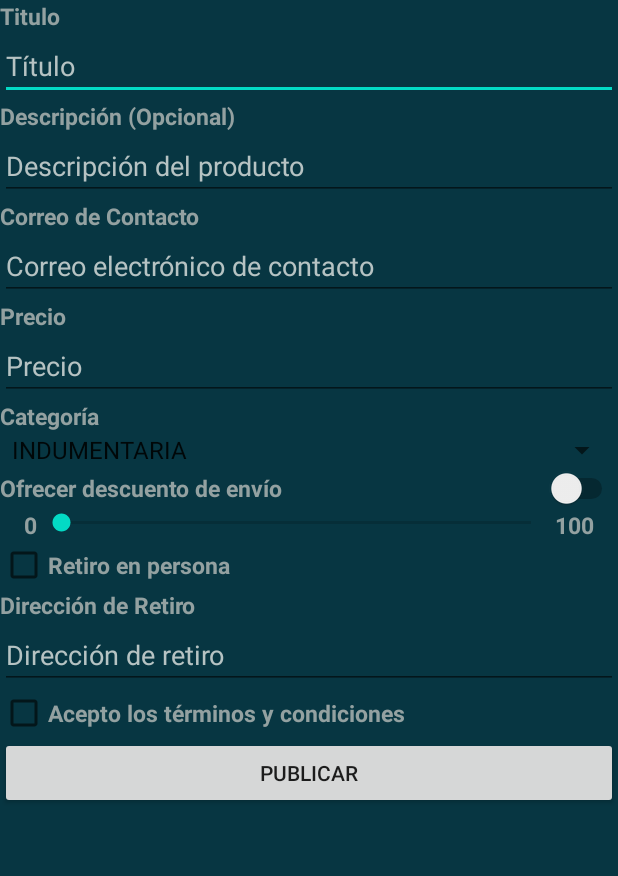
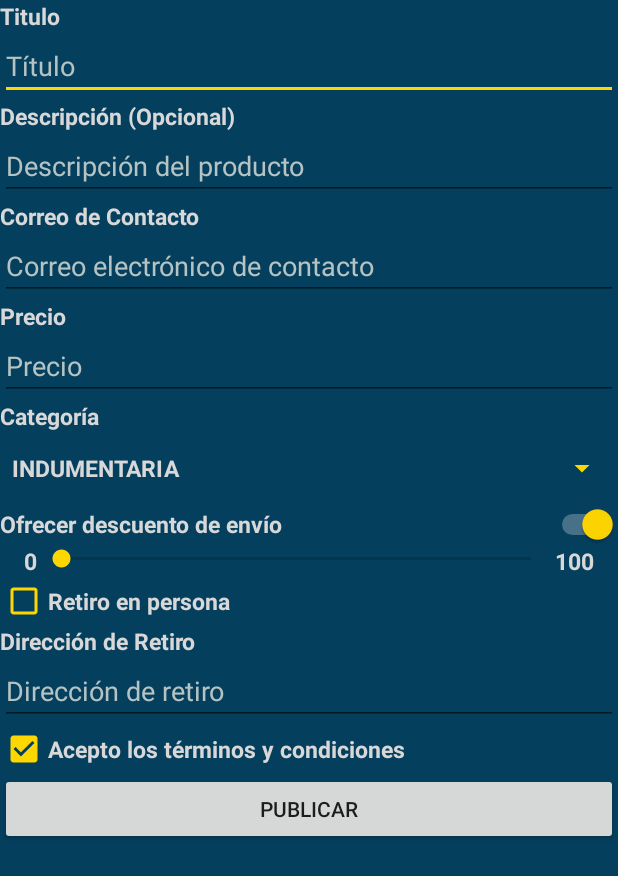
Before and after one commit to MartEsc/AppTPNro1, an Android app: the screen it shows after launch (MainActivity), after a tap on "PUBLICAR", on a phone screen of 412 x 824 dp. Shown: the top 876 px of the screen. Run offline under Robolectric (Android 15) with nearby library versions, the phone set to English and light mode, and no system bars; 3 other taps on this screen came first.

Commit message:
Realizado maquetado y verificaciones. Falta agregar label al seekbar.

```diff
--- a/app/src/main/java/com/EscowichFernandezGayoso/apptpnro1/MainActivity.java
+++ b/app/src/main/java/com/EscowichFernandezGayoso/apptpnro1/MainActivity.java
@@ -3,22 +3,24 @@ package com.EscowichFernandezGayoso.apptpnro1;
 import android.support.v7.app.AppCompatActivity;
 import android.os.Bundle;
 import android.view.View;
+import android.widget.Button;
 import android.widget.CheckBox;
 import android.widget.EditText;
+import android.widget.RelativeLayout;
 import android.widget.SeekBar;
 import android.widget.Spinner;
 import android.widget.Switch;
 import android.widget.Toast;
 
-import java.util.regex.Pattern;
-
 public class MainActivity extends AppCompatActivity {
 
     private EditText Titulo, Precio, Direccion_retiro, Email, Descripcion;
     private Spinner Categoria;
-    private CheckBox Retiro_en_persona;
+    private CheckBox Retiro_en_persona , Terminos_Condiciones;
     private Switch Descuento;
     private SeekBar Cantidad_descuento;
+    private RelativeLayout layoutDescuento;
+    private Button buttonPublicar;
     private String emailPattern= "[a-zA-Z0-9._-]+@[a-z]{3,}+\\.+[a-z]+";
     private String validador= "[a-zA-Z0-9,. ]+";
 
@@ -30,61 +32,84 @@ public class MainActivity extends AppCompatActivity {
         Precio=(EditText)findViewById(R.id.editTextPrecio);
         Categoria=(Spinner)findViewById(R.id.spinnerCategoria);
         Retiro_en_persona=(CheckBox)findViewById(R.id.checkboxRetiro);
+        Terminos_Condiciones =(CheckBox)findViewById(R.id.checkboxTerminos);
         Direccion_retiro=(EditText)findViewById(R.id.editTextDireccion);
-        Descuento=(Switch)findViewById(R.id.switchEnvio);
+        Descuento=(Switch)findViewById(R.id.switchDescuento);
         Cantidad_descuento=(SeekBar)findViewById(R.id.seekbarDescuento);
         Email=(EditText)findViewById(R.id.editTextCorreo);
         Descripcion=(EditText) findViewById(R.id.editTextDescripcion);
+        layoutDescuento=(RelativeLayout) findViewById(R.id.layoutDescuento);
+        buttonPublicar = (Button) findViewById(R.id.buttonPublicar);
+        Descuento.setChecked(false);
+        Terminos_Condiciones.setChecked(false);
+        buttonPublicar.setEnabled(false);
+
+
     }
 
+    public void updateSwitchDescuento(View V){
+            if(Descuento.isChecked()){
+                layoutDescuento.setVisibility(View.VISIBLE);
+            }
+            else{
+                layoutDescuento.setVisibility(View.GONE);
+            }
+    }
+    public void updateButtonPublicarState(View V){
+        if(Terminos_Condiciones.isChecked()){
+            buttonPublicar.setEnabled(true);
+        }
+        else{
+            buttonPublicar.setEnabled(false);
+        }
+    }
     public void Enviar(View V){
-        Boolean es_valido=true;
         if(Titulo.getText().toString().isEmpty()){
             Toast.makeText(this, "El campo Titulo es obligatorio", Toast.LENGTH_LONG).show();
-            es_valido=false;
+            return;
         }
         if(Precio.getText().toString().isEmpty()){
             Toast.makeText(this, "El campo Precio es obligatorio", Toast.LENGTH_LONG).show();
-            es_valido=false;
+            return;
         }
         if(Integer.parseInt(Precio.getText().toString())==0){
             Toast.makeText(this, "El precio del producto debe ser mayor a 0", Toast.LENGTH_LONG).show();
-            es_valido=false;
+            return;
         }
         if(Categoria.getSelectedItem().equals(null)){
             Toast.makeText(this, "La categoria es obligatoria", Toast.LENGTH_LONG).show();
-            es_valido=false;
+            return;
         }
         if(Retiro_en_persona.isChecked()) {
             if (Direccion_retiro.getText().toString().isEmpty()) {
                 Toast.makeText(this, "La direccion de retiro es obligatoria", Toast.LENGTH_LONG).show();
-                es_valido=false;
+                return;
             }
         }
         if(Descuento.isChecked()){
             if(Cantidad_descuento.getProgress()==0){
                 Toast.makeText(this, "Por favor seleccione un porcentaje mayor a 0 o quite la opcion de ofrecer descuento de envio", Toast.LENGTH_LONG).show();
-                es_valido=false;
+                return;
             }
         }
         if(!Email.getText().toString().trim().matches(emailPattern)){
             Toast.makeText(this, "Dirección de correo invalida", Toast.LENGTH_LONG).show();
-            es_valido=false;
+            return;
         }
         if(!Titulo.getText().toString().matches(validador)){
             Toast.makeText(this, "El campo Titulo contiene caracteres no permitidos", Toast.LENGTH_LONG).show();
-            es_valido=false;
+            return;
         }
         if(!Direccion_retiro.getText().toString().matches(validador)){
             Toast.makeText(this, "El campo Dirección de retiro contiene caracteres no permitidos", Toast.LENGTH_LONG).show();
-            es_valido=false;
+            return;
         }
         if(!Descripcion.getText().toString().matches(validador)){
             Toast.makeText(this, "El campo Descripción contiene caracteres no permitidos", Toast.LENGTH_LONG).show();
-            es_valido=false;
+            return;
         }
-        if(es_valido){
-            Toast.makeText(this, "Publicación exitosa", Toast.LENGTH_LONG).show();
-        }
+
+        Toast.makeText(this, "Publicación exitosa", Toast.LENGTH_LONG).show();
+
     }
 }
--- a/app/src/main/res/layout/activity_main.xml
+++ b/app/src/main/res/layout/activity_main.xml
@@ -1,4 +1,10 @@
 <?xml version="1.0" encoding="utf-8"?>
+<ScrollView
+    xmlns:android="http://schemas.android.com/apk/res/android"
+    android:layout_width="match_parent"
+    android:layout_height="match_parent"
+    android:fillViewport="true"
+    >
 <LinearLayout xmlns:android="http://schemas.android.com/apk/res/android"
     xmlns:app="http://schemas.android.com/apk/res-auto"
     xmlns:tools="http://schemas.android.com/tools"
@@ -7,7 +13,6 @@
     android:background="@color/backgroundColor"
     android:orientation="vertical"
     tools:context=".MainActivity">
-
     <TextView
         android:id="@+id/textViewTitulo"
         style="@style/mainTextFont"
@@ -81,28 +86,36 @@
         android:id="@+id/spinnerCategoria"
         android:layout_width="match_parent"
         android:layout_height="wrap_content"
-        android:dropDownSelector="@color/spinnerSelector"
-        android:popupBackground="@color/backgroundColor"
+        android:entries="@array/spinnerItems"
+        android:minHeight="48dp"
         android:prompt="@string/stringPromptCategoria"
         android:spinnerMode="dialog"
-        android:entries="@array/spinnerItems" />
+        android:theme="@style/mainTextFont"
+        android:popupTheme="@style/popUpSpinner"
+        android:backgroundTint="@color/amarilloBokita"
+        />
 
     <Switch
-        android:id="@+id/switchEnvio"
-        style="@style/mainTextFont"
+        android:id="@+id/switchDescuento"
+        style="@style/switchStyle"
         android:layout_width="match_parent"
         android:layout_height="wrap_content"
-        android:text="@string/stringSwitchDescuento" />
+        android:text="@string/stringSwitchDescuento"
+        android:onClick="updateSwitchDescuento"
+        />
     <RelativeLayout
+        android:id="@+id/layoutDescuento"
         android:layout_width="match_parent"
         android:layout_height="wrap_content"
         android:paddingLeft="16dp"
-        android:paddingRight="16dp">
+        android:paddingRight="16dp"
+        android:visibility="gone"
+        >
         <TextView
             android:id="@+id/textSeekbarLabelLeft"
             android:layout_width="wrap_content"
             android:layout_height="wrap_content"
-            android:text="0"
+            android:text="@string/stringLabelSeekLeft"
             style="@style/mainTextFont"
             android:layout_alignParentLeft="true"
             />
@@ -119,7 +132,7 @@
             android:id="@+id/textSeekbarLabelRight"
             android:layout_width="wrap_content"
             android:layout_height="wrap_content"
-            android:text="100"
+            android:text="@string/stringLabelSeekRight"
             style="@style/mainTextFont"
             android:layout_alignParentRight="true"
             />
@@ -128,7 +141,7 @@
 
     <CheckBox
         android:id="@+id/checkboxRetiro"
-        style="@style/mainTextFont"
+        style="@style/checkboxStyle"
         android:layout_width="wrap_content"
         android:layout_height="wrap_content"
         android:text="@string/stringCheckRetiro" />
@@ -150,16 +163,20 @@
 
     <CheckBox
         android:id="@+id/checkboxTerminos"
-        style="@style/mainTextFont"
+        style="@style/checkboxStyle"
         android:layout_width="wrap_content"
         android:layout_height="wrap_content"
-        android:text="@string/stringCheckTerminos" />
+        android:text="@string/stringCheckTerminos"
+        android:onClick="updateButtonPublicarState"
+        />
 
     <Button
         android:id="@+id/buttonPublicar"
         android:layout_width="match_parent"
         android:layout_height="wrap_content"
         android:onClick="Enviar"
-        android:text="@string/stringPublicar" />
+        android:text="@string/stringPublicar"
+        />
 
 </LinearLayout>
+</ScrollView>
--- a/app/src/main/res/values/colors.xml
+++ b/app/src/main/res/values/colors.xml
@@ -7,9 +7,15 @@
     <color name="teal_700">#FF018786</color>
     <color name="black">#FF000000</color>
     <color name="white">#FFFFFFFF</color>
+    <color name="amarilloBokita">#FFD700</color>
+    <color name="amarilloBokitaDark">#FFFFFF</color>
     <!-- Aca comienzan los colores que agregamos -->
-    <color name="backgroundColor">#073642</color>
-    <color name="textColor">#93a1a1</color>
+    <color name="backgroundColor">#053F5E</color>
+    <color name="disabledButtonBackground">#9FA4A5</color>
+    <color name="enabledButtonBackground">#12596A</color>
+    <color name="disabledButtonText">#12596A</color>
+    <color name="enabledButtonText">#9FA4A5</color>
+    <color name="textColor">#D8D8D8</color>
     <color name="hintColor">#B6C3C3</color>
     <color name="spinnerSelector">#0C6075</color>
 </resources>
--- a/app/src/main/res/values/strings.xml
+++ b/app/src/main/res/values/strings.xml
@@ -24,5 +24,7 @@
         <item>VEHICULOS</item>
         <item>JUGUETES</item>
     </string-array>
+    <string name="stringLabelSeekLeft">0</string>
+    <string name="stringLabelSeekRight">100</string>
     <!---<string name="emailPattern">[a-zA-Z0-9._-]+@[a-z]{3}+\\.+[a-z]+</string>-->
 </resources>
--- a/app/src/main/res/values/style.xml
+++ b/app/src/main/res/values/style.xml
@@ -5,5 +5,29 @@
         <item name="android:textStyle">bold</item>
         <item name="android:textSize">@dimen/mainTextSize</item>
     </style>
-
+    <style name="popUpSpinner">
+        <item name="android:textColor">@color/textColor</item>
+        <item name="android:background">@color/backgroundColor</item>
+    </style>
+    <style name="switchStyle">
+        <item name="android:trackTint">@color/amarilloBokitaDark</item>
+        <item name="android:textColor">@color/textColor</item>
+        <item name="android:textStyle">bold</item>
+        <item name="android:textSize">@dimen/mainTextSize</item>
+    </style>
+    <style name="checkboxStyle">
+        <item name="android:buttonTint">@color/amarilloBokita</item>
+        <item name="android:textColor">@color/textColor</item>
+        <item name="android:textStyle">bold</item>
+        <item name="android:textSize">@dimen/mainTextSize</item>
+    </style>
+    <!-- Ver como implementamos esto, lo dejo por las dudas aca -Martin -->
+    <style name="buttonDisabled">
+        <item name="android:background">@color/disabledButtonBackground</item>
+        <item name="android:textColor">@color/disabledButtonText</item>
+    </style>
+    <style name="buttonEnabled">
+        <item name="android:background">@color/enabledButtonBackground</item>
+        <item name="android:textColor">@color/enabledButtonText</item>
+    </style>
 </resources>
--- a/app/src/main/res/values/themes.xml
+++ b/app/src/main/res/values/themes.xml
@@ -4,7 +4,7 @@
         <!-- Primary brand color. -->
         <item name="colorPrimary">@color/backgroundColor</item>
         <item name="colorPrimaryDark">@color/black</item>
-        <item name="colorAccent">@color/teal_200</item>
+        <item name="colorAccent">@color/amarilloBokita</item>
         <!-- Customize your theme here. -->
     </style>
 </resources>
```
